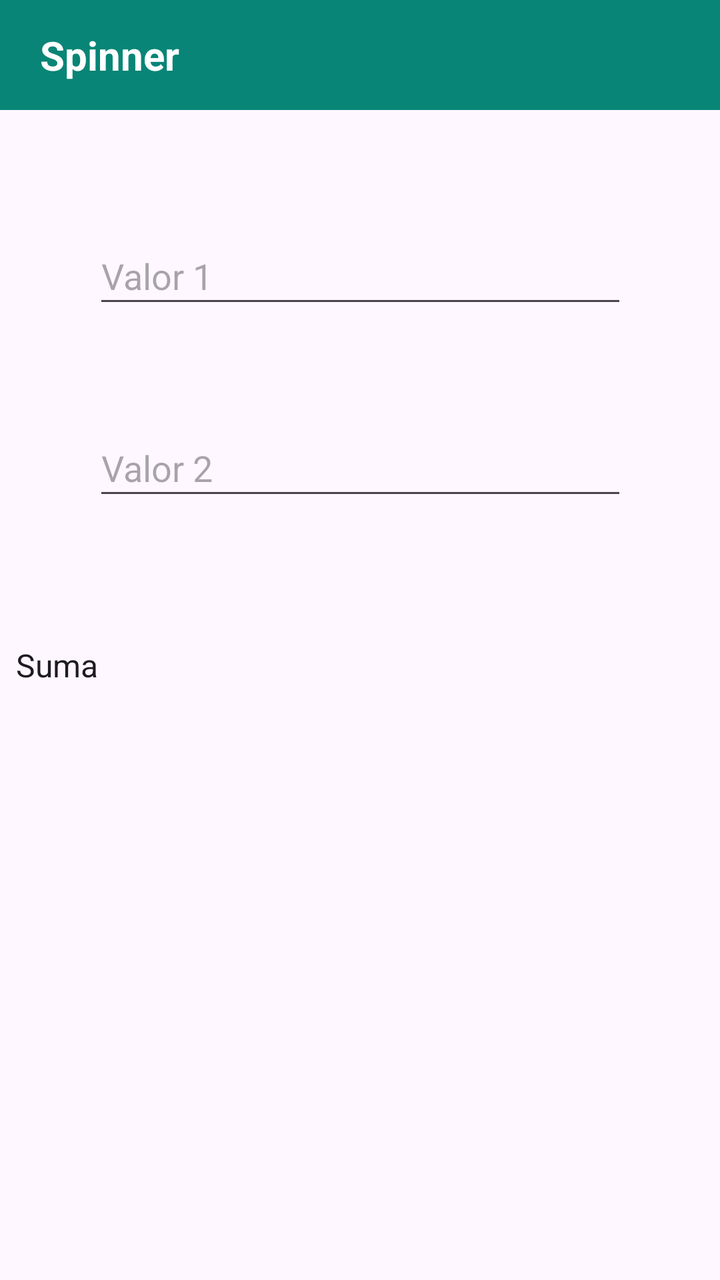
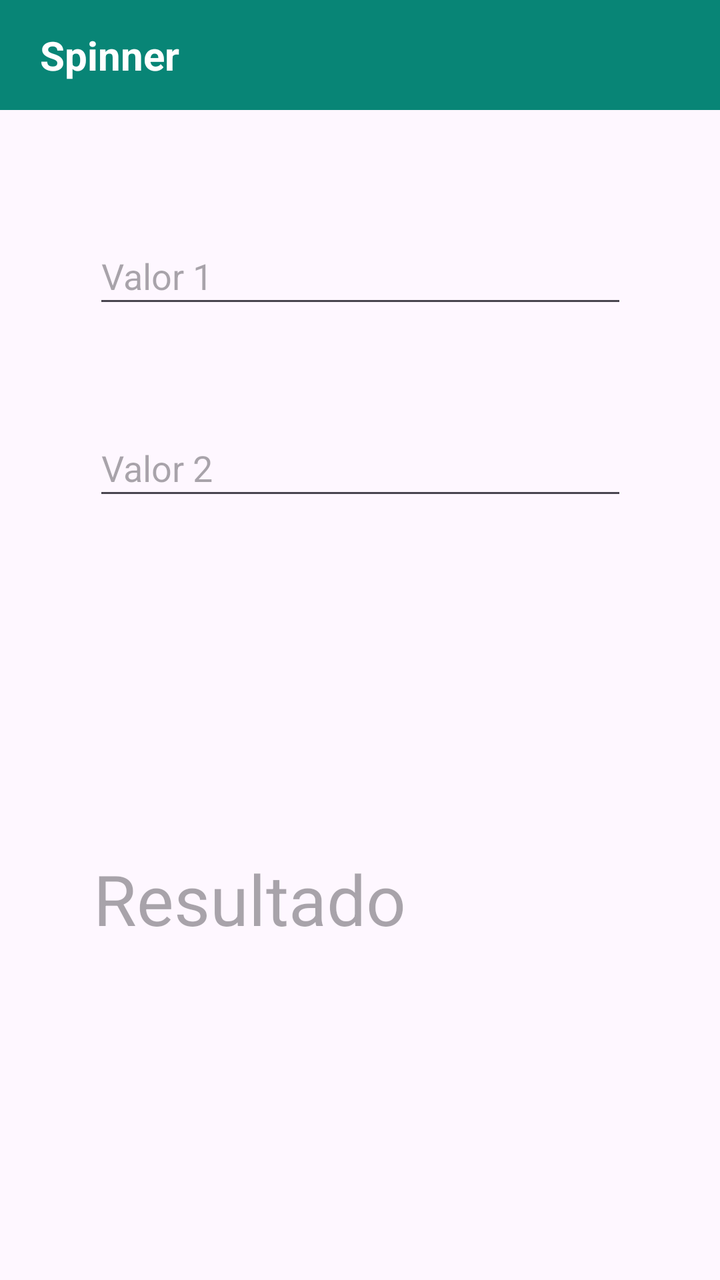

An Android layout rendered at two revisions. The XML below is the earlier revision; the diff shows what the commit changed to produce the second picture.
<!-- AndroidManifest.xml: application theme Theme.PMD -->
<!-- res/layout/activity_main.xml -->
<?xml version="1.0" encoding="utf-8"?>
<androidx.constraintlayout.widget.ConstraintLayout xmlns:android="http://schemas.android.com/apk/res/android"
    xmlns:app="http://schemas.android.com/apk/res-auto"
    xmlns:tools="http://schemas.android.com/tools"
    android:id="@+id/main"
    android:layout_width="match_parent"
    android:layout_height="match_parent"
    tools:context=".MainActivity">

    <TextView
        android:id="@+id/intentExplicito"
        android:layout_width="412dp"
        android:layout_height="55dp"
        android:background="#088576"
        android:gravity="center_vertical"
        android:paddingLeft="20dp"
        android:text="Spinner"
        android:textSize="20dp"
        android:textColor="@color/white"
        android:textStyle="bold"
        app:layout_constraintBottom_toBottomOf="parent"
        app:layout_constraintEnd_toEndOf="parent"
        app:layout_constraintHorizontal_bias="0.0"
        app:layout_constraintStart_toStartOf="parent"
        app:layout_constraintTop_toTopOf="parent"
        app:layout_constraintVertical_bias="0.0" />

    <EditText
        android:id="@+id/etNumero1"
        android:layout_width="267dp"
        android:layout_height="45dp"
        android:hint="Valor 1"
        app:layout_constraintBottom_toBottomOf="parent"
        app:layout_constraintEnd_toEndOf="parent"
        app:layout_constraintStart_toStartOf="parent"
        app:layout_constraintTop_toBottomOf="@+id/intentExplicito"
        app:layout_constraintVertical_bias="0.109"
        tools:ignore="MissingConstraints" />

    <EditText
        android:id="@+id/etNumero2"
        android:layout_width="267dp"
        android:layout_height="45dp"
        android:hint="Valor 2"
        app:layout_constraintBottom_toBottomOf="parent"
        app:layout_constraintEnd_toEndOf="parent"
        app:layout_constraintStart_toStartOf="parent"
        app:layout_constraintTop_toBottomOf="@+id/etNumero1"
        app:layout_constraintVertical_bias="0.117"
        tools:ignore="MissingConstraints" />

    <Spinner
        android:id="@+id/spinner"
        android:layout_width="409dp"
        android:layout_height="wrap_content"
        app:layout_constraintBottom_toBottomOf="parent"
        app:layout_constraintEnd_toEndOf="parent"
        app:layout_constraintHorizontal_bias="0.0"
        app:layout_constraintStart_toStartOf="parent"
        app:layout_constraintTop_toBottomOf="@+id/etNumero2"
        app:layout_constraintVertical_bias="0.182"
        android:entries="@array/operaciones"
        tools:ignore="MissingConstraints"
        />
</androidx.constraintlayout.widget.ConstraintLayout>
<!-- resources referenced by this layout -->
<resources>
  <string-array name="operaciones">
          <item>Suma</item>
          <item>Resta</item>
          <item>Multiplicación</item>
          <item>División</item>
      </string-array>
  <color name="white">#FFFFFFFF</color>
  <style name="Theme.PMD" parent="Base.Theme.PMD" />
  <style name="Base.Theme.PMD" parent="Theme.Material3.DayNight.NoActionBar">
          
          
      </style>
</resources>

<!-- the commit's change to res/layout/activity_main.xml (unified diff, before → after) -->
@@ -6,6 +6,19 @@
     android:layout_width="match_parent"
     android:layout_height="match_parent"
     tools:context=".MainActivity">
+
+    <TextView
+        android:id="@+id/tvResultado"
+        android:layout_width="267dp"
+        android:layout_height="45dp"
+        android:hint="Resultado"
+        android:textSize="35dp"
+        app:layout_constraintBottom_toBottomOf="parent"
+        app:layout_constraintEnd_toEndOf="parent"
+        app:layout_constraintStart_toStartOf="parent"
+        app:layout_constraintTop_toBottomOf="@+id/intentExplicito"
+        app:layout_constraintVertical_bias="0.687"
+        tools:ignore="MissingConstraints" />
 
     <TextView
         android:id="@+id/intentExplicito"
@@ -59,7 +72,7 @@
         app:layout_constraintStart_toStartOf="parent"
         app:layout_constraintTop_toBottomOf="@+id/etNumero2"
         app:layout_constraintVertical_bias="0.182"
-        android:entries="@array/operaciones"
         tools:ignore="MissingConstraints"
         />
+
 </androidx.constraintlayout.widget.ConstraintLayout>
<!-- resource entries referenced after the edit -->
@@ -1,11 +1,5 @@
 <!-- resources referenced by this layout -->
 <resources>
-  <string-array name="operaciones">
-          <item>Suma</item>
-          <item>Resta</item>
-          <item>Multiplicación</item>
-          <item>División</item>
-      </string-array>
   <color name="white">#FFFFFFFF</color>
   <style name="Theme.PMD" parent="Base.Theme.PMD" />
   <style name="Base.Theme.PMD" parent="Theme.Material3.DayNight.NoActionBar">
